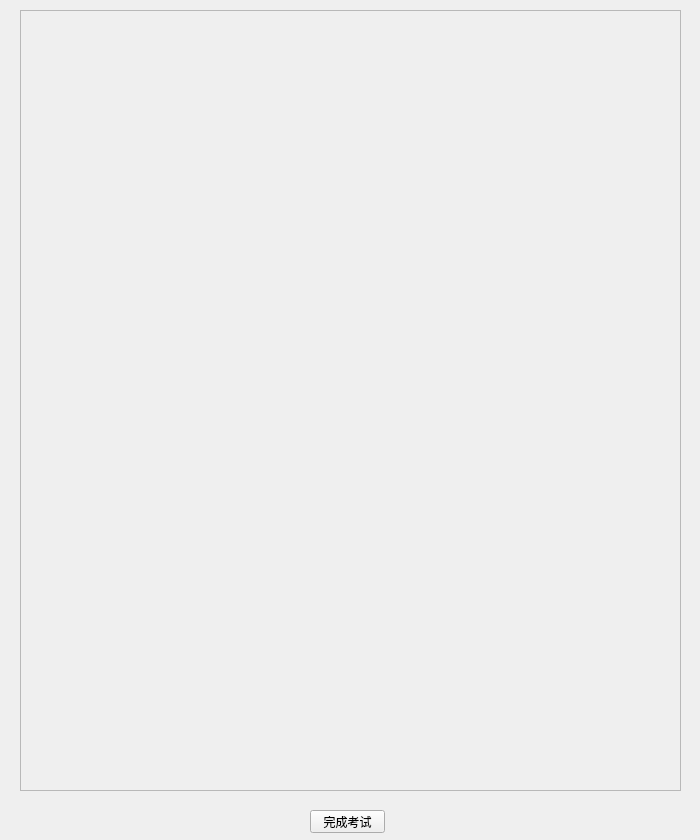
Before: the Qt Designer form exam.ui in zzq0097/Exam-Desktop, drawn with Qt 5.
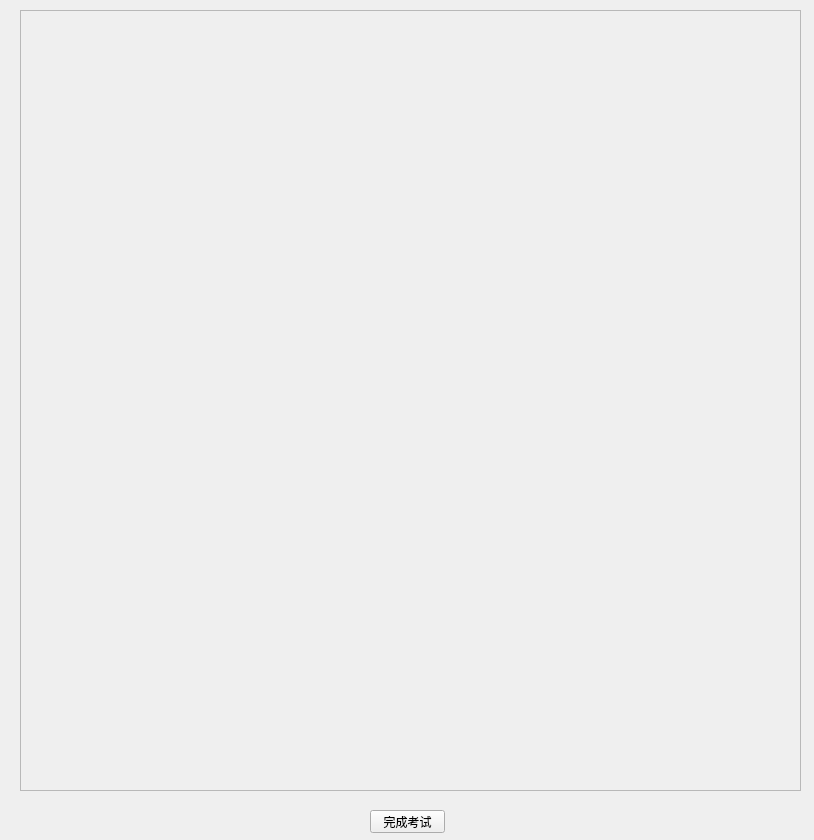
After: the same form once the commit is applied.

What changed in the file:
```diff
--- a/exam.ui
+++ b/exam.ui
@@ -6,7 +6,7 @@
    <rect>
     <x>0</x>
     <y>0</y>
-    <width>700</width>
+    <width>814</width>
     <height>840</height>
    </rect>
   </property>
@@ -28,7 +28,7 @@
   <widget class="QPushButton" name="pushButton">
    <property name="geometry">
     <rect>
-     <x>310</x>
+     <x>370</x>
      <y>810</y>
      <width>75</width>
      <height>23</height>
@@ -43,7 +43,7 @@
     <rect>
      <x>20</x>
      <y>10</y>
-     <width>661</width>
+     <width>781</width>
      <height>781</height>
     </rect>
    </property>
@@ -55,7 +55,7 @@
      <rect>
       <x>0</x>
       <y>0</y>
-      <width>659</width>
+      <width>779</width>
       <height>779</height>
      </rect>
     </property>
```
